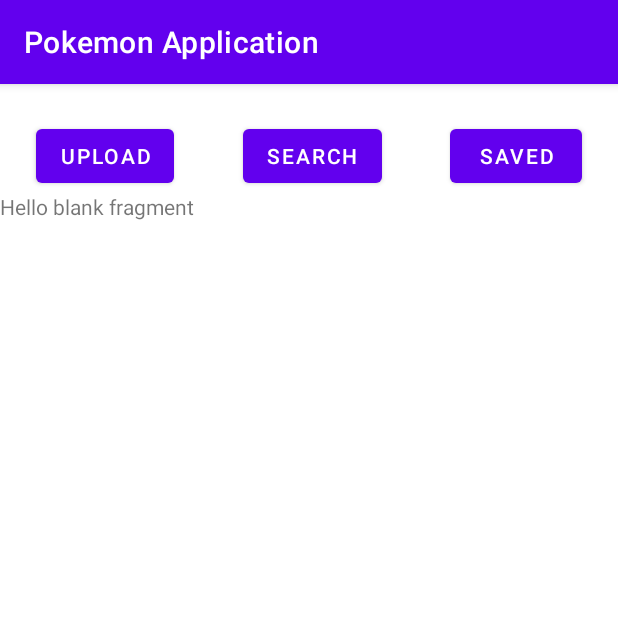
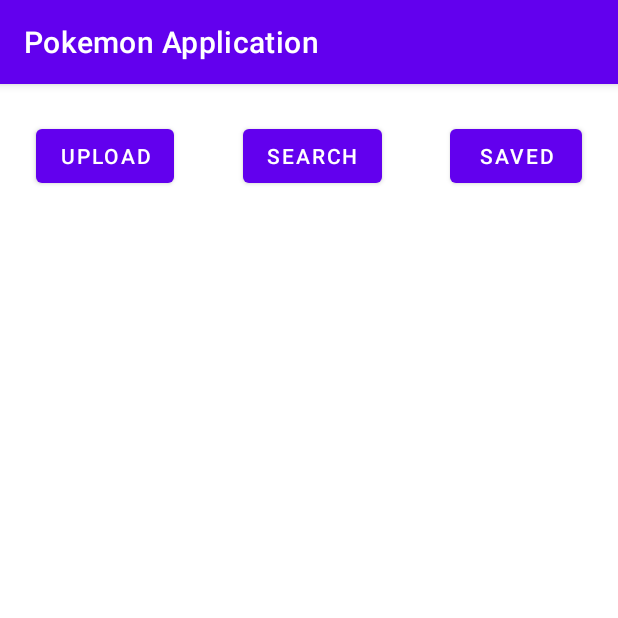
Before and after one commit to jannickeham/pgr-208_pokemon-application, an Android app: the screen it shows after launch (MainActivity), after a tap on "SEARCH", on a phone screen of 412 x 824 dp, the top half of it. Run offline under Robolectric (Android 15) with nearby library versions, the light colour scheme and no system bars; libraries missing offline, so code that uses them is left out: com.edmodo.cropper.

Commit message:
Trying to implement showing of an array in FragmentSearchClass.kt

```diff
--- /dev/null
+++ b/app/src/main/java/com/example/pokemonapplication/FragmentSearchClass.kt
@@ -0,0 +1,30 @@
+package com.example.pokemonapplication
+
+import android.content.Intent
+import android.os.Bundle
+import android.view.LayoutInflater
+import android.view.View
+import android.view.ViewGroup
+import androidx.fragment.app.Fragment
+import com.edmodo.cropper.CropImageView
+
+class FragmentSearchClass: Fragment() {
+
+    public lateinit var image:
+
+    override fun onCreate(
+        inflater: LayoutInflater, container: ViewGroup?,
+        savedInstanceState: Bundle?
+    ): View? {
+
+
+        // Inflate the layout for this fragment
+        var view = inflater.inflate(R.layout.fragment_search, container, false)
+
+        image = view.findViewById<CropImageView>(R.id.image_view)
+
+
+
+        return view
+    }
+}
--- a/app/src/main/java/com/example/pokemonapplication/MainActivity.kt
+++ b/app/src/main/java/com/example/pokemonapplication/MainActivity.kt
@@ -13,6 +13,7 @@
 class MainActivity : AppCompatActivity() {
   private lateinit var binding : ActivityMainBinding
   private var fragmentManager = supportFragmentManager
+  private var imageList = ArrayList<ImageSetting>()
 
   //Henter bilde fra galleri
   override fun onCreate(savedInstanceState: Bundle?) {
@@ -40,7 +41,7 @@
         .beginTransaction()
         .replace(
           R.id.flFragment,
-          FragmentSearch(),
+          FragmentSearchClass(),
           "FragmentSearch"
         )
         .commit()
@@ -56,20 +57,21 @@
     }
   }
 
-  fun submit(view: View){
+   fun submit(view: View){
     var imageUri = (fragmentManager.findFragmentByTag("FragmentUpload") as FragmentUploadClass).imageUri.toString()
 
     var rect = (fragmentManager.findFragmentByTag("FragmentUpload") as FragmentUploadClass).actualCropRect!!
-    var imgW = (fragmentManager.findFragmentByTag("FragmentUpload") as FragmentUploadClass).image.width
-    var imgH = (fragmentManager.findFragmentByTag("FragmentUpload") as FragmentUploadClass).image.height
+    //var imgW = (fragmentManager.findFragmentByTag("FragmentUpload") as FragmentUploadClass).image.width
+    //var imgH = (fragmentManager.findFragmentByTag("FragmentUpload") as FragmentUploadClass).image.height
 
-    var imageReact = (fragmentManager.findFragmentByTag("FragmentUpload") as FragmentUploadClass).image_view.actualCropRect
+    var imageRect = (fragmentManager.findFragmentByTag("FragmentUpload") as FragmentUploadClass).image_view.actualCropRect
+
+    val croppedImage: ImageSetting = ImageSetting(imageUri, rect.left, rect.top, rect.right, rect.bottom)
+
+    imageList.add(croppedImage)
+
+    Toast.makeText(this, "Submitted cropped image for search", Toast.LENGTH_LONG).show()
+  }
 
 
-    val croppedImage: ImageSetting = ImageSetting(imageUri, rect.left.toInt(), rect.top.toInt(), rect.right.toInt(), rect.bottom.toInt(), imgW.toInt())
-    return
-
-
-    Toast.makeText(this, "Added New Student", Toast.LENGTH_SHORT).show()
-  }
 }
--- a/app/src/main/res/layout/fragment_search.xml
+++ b/app/src/main/res/layout/fragment_search.xml
@@ -16,5 +16,10 @@
     tools:layout_editor_absoluteX="-77dp"
     tools:layout_editor_absoluteY="0dp" />
 
+  <ImageView
+      android:id="@+id/viewCroppedImage"
+      android:layout_width="match_parent"
+      android:layout_height="match_parent"/>
+
 
 </androidx.constraintlayout.widget.ConstraintLayout>
--- a/app/src/main/res/layout/fragment_upload.xml
+++ b/app/src/main/res/layout/fragment_upload.xml
@@ -26,10 +26,11 @@
       app:layout_constraintTop_toTopOf="parent" />
 
   <Button
-      android:id="@+id/button6"
+      android:id="@+id/submitBtn"
       android:layout_width="wrap_content"
       android:layout_height="wrap_content"
-      android:text="Button"
+      android:text="Submit for search"
+      android:onClick="submit"
       app:layout_constraintEnd_toEndOf="parent"
       app:layout_constraintHorizontal_bias="0.5"
       app:layout_constraintStart_toEndOf="@+id/selectImageBtn"
```
Also changed, not shown: app/src/main/java/com/example/pokemonapplication/BindFramgmentUpload.kt (deleted, +0 -29 lines), app/src/main/java/com/example/pokemonapplication/FragmentUploadClass.kt (+17 -4 lines).
